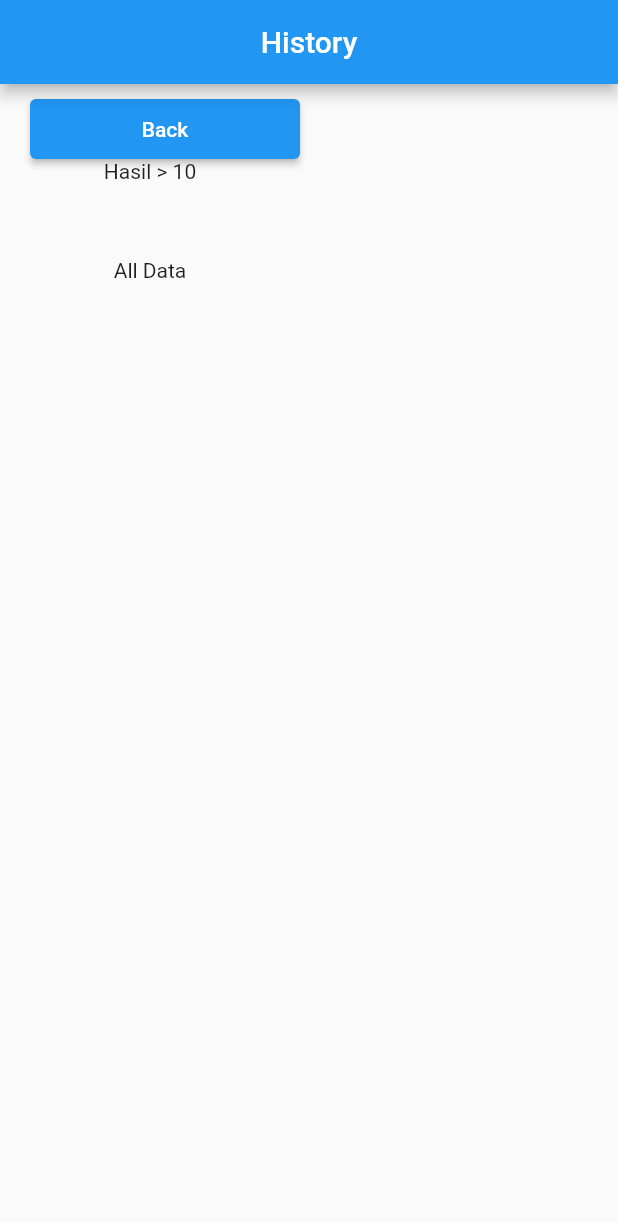
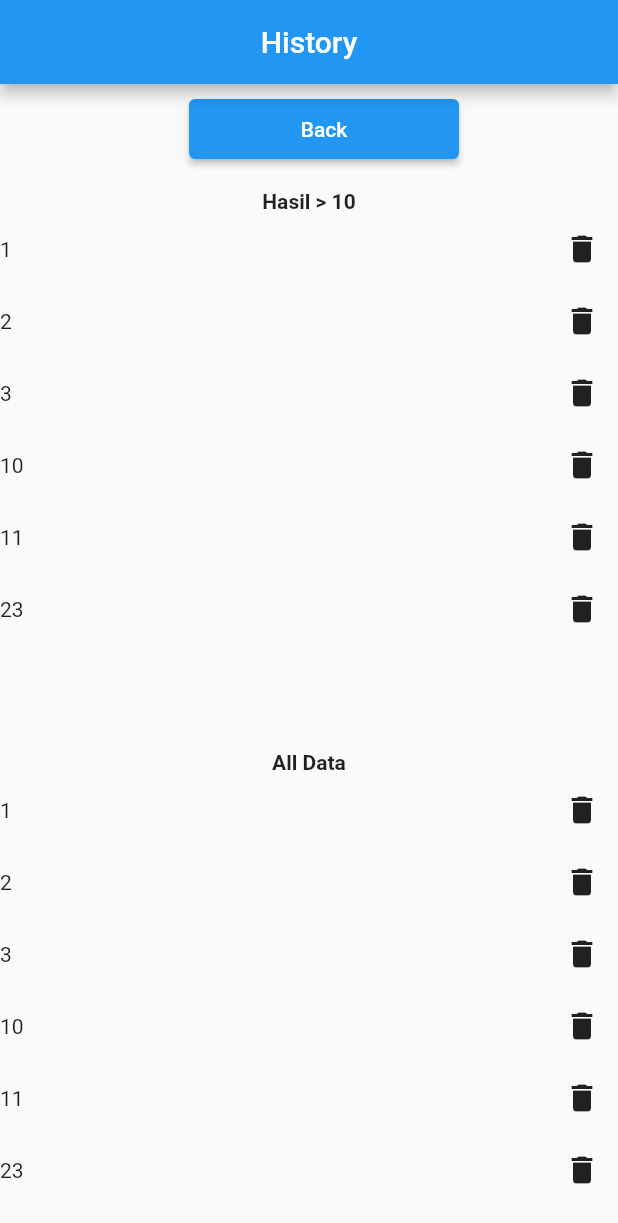
Before and after one commit to feilw/tugas10_calculator_1, a Flutter app: the screen it shows after launch, after a tap on the "history" icon, on a phone screen of 412 x 824 dp. Shown: the top 1223 px of the screen. Run offline on Flutter 3.47's test engine with Material 2 defaults, Android fonts, the light colour scheme and no system bars; missing offline and left inert: dart:html.

Commit message:
tugas 12, commit 3

```diff
--- a/lib/history.dart
+++ b/lib/history.dart
@@ -13,11 +13,11 @@
 }
 
 class _HistoryPageState extends State<HistoryPage> {
-  List<String> _test = [
-    'dummy 1',
-    'dummy 1',
-    'dummy 1',
-    'dummy 1',
+  List<String> dummy = [
+    // 'dummy 1',
+    // 'dummy 1',
+    // 'dummy 1',
+    // 'dummy 1',
     '1',
     '2',
     '3',
@@ -26,17 +26,15 @@
     '23',
   ];
 
+  void _delete(int i) async {
+    dummy.removeAt(i);
+  }
 
-  // void sortData() {
-  //   if (_history >= '10') {
-  //     print(_history[index].toString());
-  //   }
+  //     List<HHasil> _history = [HHasil(angkanya: [i],operatornya: [HHasil.i])];
+  // void dispose() {
+  //   // _history.dispose();
+  //   super.dispose();
   // }
-
-  void dispose() {
-    // _history.dispose();
-    super.dispose();
-  }
 
   @override
   Widget build(BuildContext context) {
@@ -64,20 +62,49 @@
                       child: Text("Back")),
                 ),
               ),
-              Text('Hasil > 10'),
+              SizedBox(
+                height: 20,
+              ),
+              Text(
+                'Hasil > 10',
+                style: TextStyle(fontWeight: FontWeight.bold),
+              ),
+              Expanded(
+                child: ListView.builder(
+                  itemCount: dummy.length,
+                  itemBuilder: (context, i) {
+                    return Row(
+                      mainAxisAlignment: MainAxisAlignment.spaceBetween,
+                      children: [
+                        Text(dummy[i]),
+                        IconButton(
+                            icon: const Icon(Icons.delete),
+                            onPressed: () => _delete(i)),
+                      ],
+                    );
+                  },
+                ),
+              ),
               SizedBox(height: 50),
-              Text('All Data'),
-
-              // Expanded(
-              //   child: ListView.builder(
-              //     itemCount: hasilList.length,
-              //     itemBuilder: (context, i) {
-              //       return ListTile(
-              //         title: Text(hasilList[i].title),
-              //       );
-              //     },
-              //   ),
-              // ),
+              Text(
+                'All Data',
+                style: TextStyle(fontWeight: FontWeight.bold),
+              ),
+              Expanded(
+                child: ListView.builder(
+                  itemCount: dummy.length,
+                  itemBuilder: (context, i) {
+                    return Row(
+                        mainAxisAlignment: MainAxisAlignment.spaceBetween,
+                        children: [
+                          Text(dummy[i]),
+                          IconButton(
+                              icon: const Icon(Icons.delete),
+                              onPressed: () => _delete(i)),
+                        ]);
+                  },
+                ),
+              ),
             ],
           ),
         ),
```
